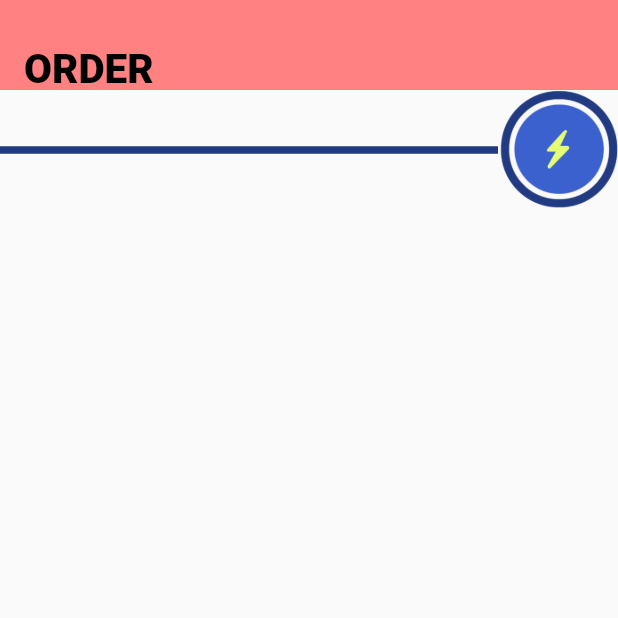
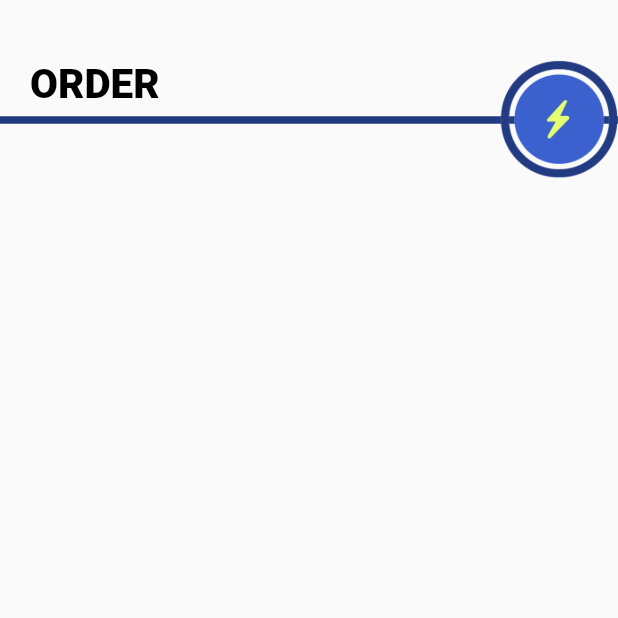
Before and after one commit to Ceee17/Online_Transportation, a Flutter app: the screen it shows after launch, on a phone screen of 412 x 824 dp, the top half of it. Run offline on Flutter 3.47's test engine with Material 2 defaults, Android fonts, the phone set to English and light mode, and no system bars.

Commit message:
membuat template head yang dapat dipakai lagi dan memasukkan nya ke class TemplateHead pada templatehead.dart agar dapat digunakan lagi dengan mengganti parameter title

```diff
--- a/lib/main.dart
+++ b/lib/main.dart
@@ -3,6 +3,7 @@ import 'package:project_uts_online_transportation/pages/flashcar_page.dart';
 import 'pages/starting_page.dart';
 import 'pages/flashcar_page.dart';
 import 'pages/order_page.dart';
+import 'pages/templatehead.dart';
 
 void main() {
   runApp(const MyApp());
--- a/lib/pages/order_page.dart
+++ b/lib/pages/order_page.dart
@@ -1,55 +1,12 @@
 import 'package:flutter/material.dart';
+import 'templatehead.dart';
 
 class OrderPage extends StatelessWidget {
   const OrderPage({super.key});
+  static const String idScreen = "order";
 
   @override
   Widget build(BuildContext context) {
-    return Scaffold(
-      body: Column(
-        children: [
-          Container(
-            width: 500,
-            height: 60,
-            decoration:
-                BoxDecoration(color: Color.fromARGB(255, 255, 129, 129)),
-            child: Align(
-              alignment: Alignment.centerLeft,
-              child: Padding(
-                padding: const EdgeInsets.only(
-                    left: 16.0, top: 30), // Adjust the left padding as needed
-                child: Text(
-                  "ORDER",
-                  style: TextStyle(
-                    // fontFamily: "Poppins-Bold",  //custom fonts masi gbs
-                    fontSize: 27,
-                    fontWeight: FontWeight.w800,
-                    color: Colors.black,
-                  ),
-                ),
-              ),
-            ),
-          ),
-          Row(
-            children: [
-              Expanded(
-                child: Container(
-                  height: 5,
-                  color: Color(0xFF213A82),
-                ),
-              ),
-              Padding(
-                padding: const EdgeInsets.only(right: 0, left: 0),
-                child: Image.asset(
-                  'lib/assets/images/flashicon_rounded.png',
-                  width: 80, // Adjust the width of the image as needed
-                  height: 80, // Adjust the height of the image as needed
-                ),
-              ),
-            ],
-          ),
-        ],
-      ),
-    );
+    return Scaffold(body: TemplateHead(title: "ORDER"));
   }
 }
--- /dev/null
+++ b/lib/pages/templatehead.dart
@@ -0,0 +1,43 @@
+import 'package:flutter/material.dart';
+
+class TemplateHead extends StatelessWidget {
+  final String title;
+  const TemplateHead({Key? key, required this.title}) : super(key: key);
+
+  @override
+  Widget build(BuildContext context) {
+    return Column(
+      children: [
+        SizedBox(
+          height: 40,
+        ),
+        Stack(
+          alignment: Alignment.centerRight,
+          children: [
+            Container(
+              height: 5,
+              color: Color(0xFF213A82),
+            ),
+            Positioned(
+              left: 20,
+              top: 0,
+              child: Text(
+                title,
+                style: TextStyle(
+                  fontSize: 27,
+                  fontWeight: FontWeight.w800,
+                  color: Colors.black,
+                ),
+              ),
+            ),
+            Image.asset(
+              'lib/assets/images/flashicon_rounded.png',
+              width: 80,
+              height: 80,
+            ),
+          ],
+        ),
+      ],
+    );
+  }
+}
```
